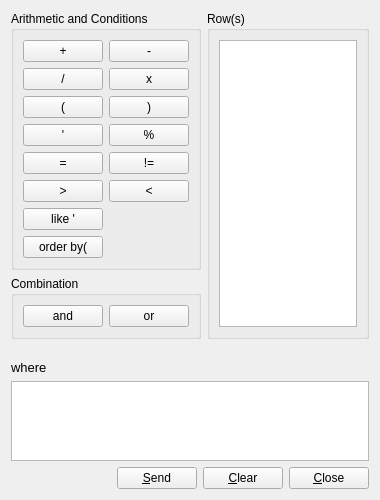
This is source_code/system_sys/source_code/gui/Sys_Sql_Help_Condition_Wid.ui in dabachma/ProMaIDes_src as Qt 5 draws it before an edit. The edited form follows.
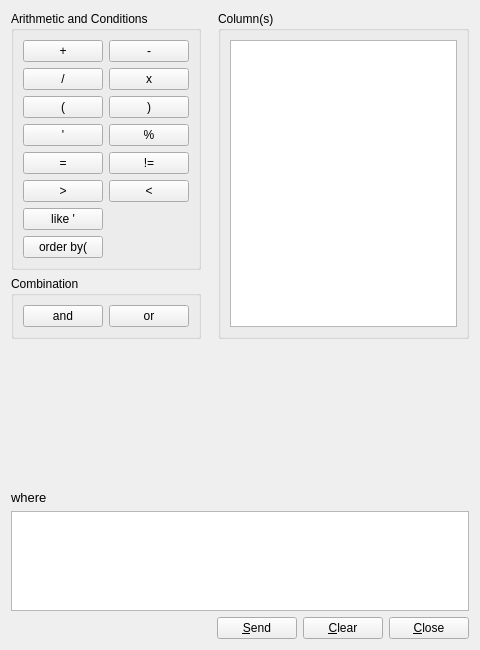
This is the edited form. Icons and pictures are not drawn. Custom widgets are drawn as their Qt base class.

```diff
--- a/source_code/system_sys/source_code/gui/Sys_Sql_Help_Condition_Wid.ui
+++ b/source_code/system_sys/source_code/gui/Sys_Sql_Help_Condition_Wid.ui
@@ -6,20 +6,20 @@
    <rect>
     <x>0</x>
     <y>0</y>
-    <width>380</width>
-    <height>500</height>
+    <width>480</width>
+    <height>650</height>
    </rect>
   </property>
   <property name="minimumSize">
    <size>
-    <width>380</width>
-    <height>500</height>
+    <width>480</width>
+    <height>650</height>
    </size>
   </property>
   <property name="maximumSize">
    <size>
-    <width>380</width>
-    <height>500</height>
+    <width>980</width>
+    <height>980</height>
    </size>
   </property>
   <property name="windowTitle">
@@ -194,7 +194,7 @@
         </size>
        </property>
        <property name="title">
-        <string>Row(s)</string>
+        <string>Column(s)</string>
        </property>
        <layout class="QHBoxLayout" name="horizontalLayout_2">
         <item>
```
